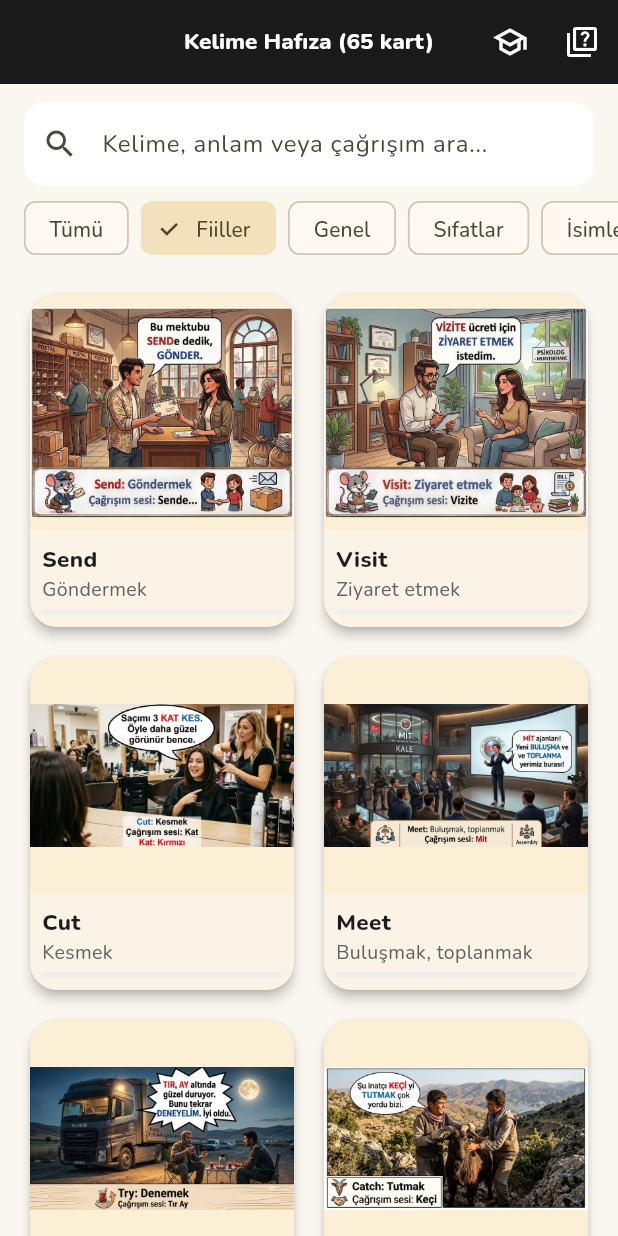
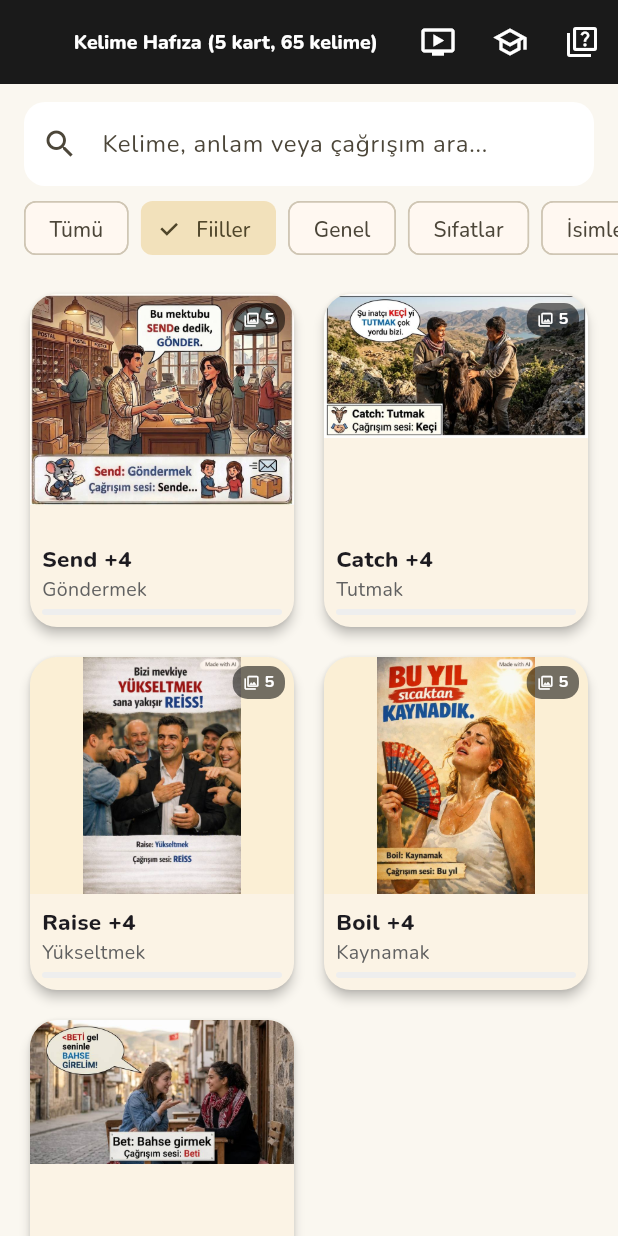
Before and after one commit to mehmetbahce/kelime_hafiza, a Flutter app: the screen it shows after launch, after a tap on "Fiiller", on a phone screen of 412 x 824 dp. Run offline on Flutter 3.47's test engine with Material 3 defaults, Android fonts, the light colour scheme and no system bars; our stand-ins replace cached_network_image, flutter_tts, google_fonts, google_mobile_ads, image_picker.

Commit message:
Add files via upload

```diff
--- a/flutter_app/lib/main.dart
+++ b/flutter_app/lib/main.dart
@@ -1,8 +1,12 @@
 import 'package:flutter/material.dart';
 import 'package:google_fonts/google_fonts.dart';
+import 'package:google_mobile_ads/google_mobile_ads.dart';
 import 'screens/home_screen.dart';
+import 'services/rewarded_ad_service.dart';
 
 void main() {
+  WidgetsFlutterBinding.ensureInitialized();
+  MobileAds.instance.initialize().then((_) => RewardedAdService().preload());
   runApp(const KelimeHafizaApp());
 }
 
--- a/flutter_app/lib/screens/home_screen.dart
+++ b/flutter_app/lib/screens/home_screen.dart
@@ -2,6 +2,7 @@ import 'package:flutter/material.dart';
 import '../models/word_card.dart';
 import '../data/card_loader.dart';
 import '../widgets/word_card_tile.dart';
+import '../services/rewarded_ad_service.dart';
 import 'flashcard_screen.dart';
 import 'quiz_screen.dart';
 
@@ -14,6 +15,8 @@ class HomeScreen extends StatefulWidget {
 class _HomeScreenState extends State<HomeScreen> {
   // Sunucusuz mod: kartlar assets/data/cards.json'dan yüklenir (500 karta kadar
   // aynı şekilde çalışır, kod içinde tek tek yazılı kart yok).
+  static const int _groupSize = 5; // her galeri kutucuğu bu kadar kelime içerir
+
   List<WordCard> _allCards = [];
   bool _loading = true;
   int? _selectedCategoryIndex; // null = Tümü
@@ -47,6 +50,16 @@ class _HomeScreenState extends State<HomeScreen> {
     }).toList();
   }
 
+  /// Filtrelenmiş kelimeleri 5'erli gruplara böler — her grup bir galeri
+  /// kutucuğu olur, dokununca içindeki kelimeler kaydırmalı açılır.
+  List<List<WordCard>> _grouped(List<WordCard> cards) {
+    final groups = <List<WordCard>>[];
+    for (var i = 0; i < cards.length; i += _groupSize) {
+      groups.add(cards.sublist(i, i + _groupSize > cards.length ? cards.length : i + _groupSize));
+    }
+    return groups;
+  }
+
   List<String> get _categoryNames =>
       _allCards.map((c) => c.categoryName).whereType<String>().toSet().toList()..sort();
 
@@ -56,11 +69,34 @@ class _HomeScreenState extends State<HomeScreen> {
       return const Scaffold(body: Center(child: CircularProgressIndicator()));
     }
     final cards = _filtered;
+    final groups = _grouped(cards);
     return Scaffold(
       appBar: AppBar(
-        title: Text('Kelime Hafıza (${_allCards.length} kart)',
-            style: const TextStyle(fontWeight: FontWeight.w800, fontSize: 15)),
+        title: Text('Kelime Hafıza (${groups.length} kart, ${_allCards.length} kelime)',
+            style: const TextStyle(fontWeight: FontWeight.w800, fontSize: 13)),
         actions: [
+          IconButton(
+            icon: const Icon(Icons.ondemand_video_outlined),
+            tooltip: 'Reklam izle',
+            onPressed: () {
+              RewardedAdService().show(
+                onReward: () {
+                  if (mounted) {
+                    ScaffoldMessenger.of(context).showSnackBar(
+                      const SnackBar(content: Text('Reklamı izlediğin için teşekkürler! 🎉')),
+                    );
+                  }
+                },
+                onNotReady: () {
+                  if (mounted) {
+                    ScaffoldMessenger.of(context).showSnackBar(
+                      const SnackBar(content: Text('Reklam hazırlanıyor, birazdan tekrar dene.')),
+                    );
+                  }
+                },
+              );
+            },
+          ),
           IconButton(
             icon: const Icon(Icons.school_outlined),
             tooltip: 'Tekrar Modu',
@@ -79,7 +115,7 @@ class _HomeScreenState extends State<HomeScreen> {
         children: [
           _buildSearchBar(),
           _buildCategoryChips(),
-          Expanded(child: _buildBody(cards)),
+          Expanded(child: _buildBody(groups)),
         ],
       ),
     );
@@ -128,8 +164,8 @@ class _HomeScreenState extends State<HomeScreen> {
     );
   }
 
-  Widget _buildBody(List<WordCard> cards) {
-    if (cards.isEmpty) {
+  Widget _buildBody(List<List<WordCard>> groups) {
+    if (groups.isEmpty) {
       return const Center(child: Text('Aramanla eşleşen kart yok.'));
     }
     return GridView.builder(
@@ -137,8 +173,8 @@ class _HomeScreenState extends State<HomeScreen> {
       gridDelegate: const SliverGridDelegateWithFixedCrossAxisCount(
         crossAxisCount: 2, mainAxisSpacing: 12, crossAxisSpacing: 12, childAspectRatio: 0.8,
       ),
-      itemCount: cards.length,
-      itemBuilder: (_, i) => WordCardTile(card: cards[i], onChanged: () => setState(() {})),
+      itemCount: groups.length,
+      itemBuilder: (_, i) => WordCardTile(group: groups[i], onChanged: () => setState(() {})),
     );
   }
 }
--- /dev/null
+++ b/flutter_app/lib/services/rewarded_ad_service.dart
@@ -0,0 +1,68 @@
+import 'package:flutter/foundation.dart';
+import 'package:google_mobile_ads/google_mobile_ads.dart';
+
+/// ÖNEMLİ: Şu an Google'ın RESMİ TEST reklam birimi ID'si kullanılıyor.
+/// Gerçek para/tıklama üretmez, sadece geliştirme sırasında reklamın
+/// gerçekten çalıştığını görmek için Google tarafından sağlanır.
+///
+/// Gerçek reklamlara geçmek için:
+/// 1) AdMob hesabı aç, uygulamanı ekle, "Ödüllü Reklam" (Rewarded Ad) birimi oluştur.
+/// 2) Aşağıdaki _testRewardedAdUnitId sabitini kendi ID'inle değiştir.
+/// 3) android/app/src/main/AndroidManifest.xml içindeki test APPLICATION_ID'yi
+///    de kendi gerçek uygulama ID'inle değiştir (workflow dosyasında otomatik ekleniyor).
+class RewardedAdService {
+  static final RewardedAdService _instance = RewardedAdService._internal();
+  factory RewardedAdService() => _instance;
+  RewardedAdService._internal();
+
+  // Google'ın resmi test ödüllü reklam ID'si (Android).
+  static const String _testRewardedAdUnitId = 'ca-app-pub-3940256099942544/5224354917';
+
+  RewardedAd? _rewardedAd;
+  bool _isLoading = false;
+
+  void preload() {
+    if (_rewardedAd != null || _isLoading) return;
+    _isLoading = true;
+    RewardedAd.load(
+      adUnitId: _testRewardedAdUnitId,
+      request: const AdRequest(),
+      rewardedAdLoadCallback: RewardedAdLoadCallback(
+        onAdLoaded: (ad) {
+          _rewardedAd = ad;
+          _isLoading = false;
+        },
+        onAdFailedToLoad: (error) {
+          _isLoading = false;
+          _rewardedAd = null;
+        },
+      ),
+    );
+  }
+
+  bool get isReady => _rewardedAd != null;
+
+  /// Reklamı gösterir. Kullanıcı reklamı sonuna kadar izlerse [onReward] çağrılır.
+  Future<void> show({required VoidCallback onReward, VoidCallback? onNotReady}) async {
+    if (_rewardedAd == null) {
+      onNotReady?.call();
+      preload(); // bir dahaki sefere hazır olsun
+      return;
+    }
+    final ad = _rewardedAd!;
+    _rewardedAd = null; // bu reklam kullanıldı, referansı temizle
+    ad.fullScreenContentCallback = FullScreenContentCallback(
+      onAdDismissedFullScreenContent: (ad) {
+        ad.dispose();
+        preload(); // bir sonraki gösterim için yeniden yükle
+      },
+      onAdFailedToShowFullScreenContent: (ad, error) {
+        ad.dispose();
+        preload();
+      },
+    );
+    await ad.show(onUserEarnedReward: (ad, reward) {
+      onReward();
+    });
+  }
+}
--- a/flutter_app/lib/widgets/word_card_tile.dart
+++ b/flutter_app/lib/widgets/word_card_tile.dart
@@ -4,13 +4,20 @@ import '../models/word_card.dart';
 import '../services/api_service.dart';
 import '../screens/card_detail_screen.dart';
 
+/// Galeri kutucuğu: 1-5 kelimelik bir GRUBU temsil eder. Kapak görseli
+/// gruptaki ilk kelimenin görselidir; sağ üstte "5" gibi bir rozet varsa
+/// içinde birden fazla kelime olduğunu gösterir. Dokununca CardDetailScreen
+/// açılır ve tüm grup kaydırmalı olarak gösterilir.
 class WordCardTile extends StatelessWidget {
-  final WordCard card;
+  final List<WordCard> group;
   final VoidCallback onChanged;
-  const WordCardTile({super.key, required this.card, required this.onChanged});
+  const WordCardTile({super.key, required this.group, required this.onChanged});
+
+  WordCard get _cover => group.first;
 
   @override
   Widget build(BuildContext context) {
+    final card = _cover;
     final catColor = card.categoryColor != null
         ? Color(int.parse(card.categoryColor!.replaceFirst('#', '0xFF')))
         : const Color(0xFFF5C518);
@@ -27,7 +34,7 @@ class WordCardTile extends StatelessWidget {
               opaque: false,
               barrierColor: Colors.transparent,
               transitionDuration: const Duration(milliseconds: 220),
-              pageBuilder: (_, __, ___) => CardDetailScreen(card: card),
+              pageBuilder: (_, __, ___) => CardDetailScreen(cards: group),
             ),
           );
         },
@@ -36,9 +43,12 @@ class WordCardTile extends StatelessWidget {
           crossAxisAlignment: CrossAxisAlignment.stretch,
           children: [
             Expanded(
-              child: Hero(
-                tag: 'card_${card.id}',
+              child: Stack(
+                children: [
+                  Hero(
+                    tag: 'card_group_${card.id}',
                     child: Container(
+                      width: double.infinity,
                       color: catColor.withOpacity(.08),
                       child: card.imageAsset != null
                           ? Image.asset(card.imageAsset!, fit: BoxFit.contain)
@@ -52,16 +62,38 @@ class WordCardTile extends StatelessWidget {
                               : _placeholder(catColor),
                     ),
                   ),
+                  if (group.length > 1)
+                    Positioned(
+                      top: 6, right: 6,
+                      child: Container(
+                        padding: const EdgeInsets.symmetric(horizontal: 7, vertical: 3),
+                        decoration: BoxDecoration(color: Colors.black54, borderRadius: BorderRadius.circular(10)),
+                        child: Row(
+                          mainAxisSize: MainAxisSize.min,
+                          children: [
+                            const Icon(Icons.collections_outlined, color: Colors.white, size: 11),
+                            const SizedBox(width: 3),
+                            Text('${group.length}', style: const TextStyle(color: Colors.white, fontSize: 11, fontWeight: FontWeight.bold)),
+                          ],
+                        ),
+                      ),
+                    ),
+                ],
+              ),
             ),
             Padding(
               padding: const EdgeInsets.all(8),
               child: Column(
                 crossAxisAlignment: CrossAxisAlignment.start,
                 children: [
-                  Text(card.englishWord,
-                      style: const TextStyle(fontWeight: FontWeight.w800, fontSize: 15)),
+                  Text(
+                    group.length > 1 ? '${card.englishWord} +${group.length - 1}' : card.englishWord,
+                    style: const TextStyle(fontWeight: FontWeight.w800, fontSize: 15),
+                    overflow: TextOverflow.ellipsis,
+                  ),
                   Text(card.turkishMeaning,
-                      style: TextStyle(color: Colors.grey.shade700, fontSize: 13)),
+                      style: TextStyle(color: Colors.grey.shade700, fontSize: 13),
+                      overflow: TextOverflow.ellipsis),
                   const SizedBox(height: 4),
                   LinearProgressIndicator(
                     value: card.successRate,
@@ -85,7 +117,7 @@ class WordCardTile extends StatelessWidget {
       alignment: Alignment.center,
       padding: const EdgeInsets.all(8),
       child: Text(
-        '${card.englishWord} = ${card.turkishMeaning}\n\nÇağrışım: ${card.associationWord}',
+        '${_cover.englishWord} = ${_cover.turkishMeaning}',
         textAlign: TextAlign.center,
         style: TextStyle(color: color.withOpacity(0.9), fontWeight: FontWeight.bold),
       ),
@@ -93,10 +125,9 @@ class WordCardTile extends StatelessWidget {
   }
 
   void _showActions(BuildContext context) {
-    if (card.imageAsset != null) {
-      // Test/yerel kart - backend'e bağlı değil, silinemez
+    if (_cover.imageAsset != null) {
       ScaffoldMessenger.of(context).showSnackBar(
-        const SnackBar(content: Text('Bu örnek kart test sürümünde sabittir.')),
+        const SnackBar(content: Text('Bu örnek kartlar test sürümünde sabittir.')),
       );
       return;
     }
@@ -109,7 +140,7 @@ class WordCardTile extends StatelessWidget {
             title: const Text('Kartı sil'),
             onTap: () async {
               Navigator.pop(context);
-              await ApiService().deleteCard(card.id);
+              await ApiService().deleteCard(_cover.id);
               onChanged();
             },
           ),
```
Also changed, not shown: flutter_app/lib/screens/card_detail_screen.dart (+71 -63 lines), flutter_app/pubspec.yaml (+7 -0 lines), flutter_app/assets/icon/icon.png (added). Lines whose indentation alone changed are shown as unchanged.
